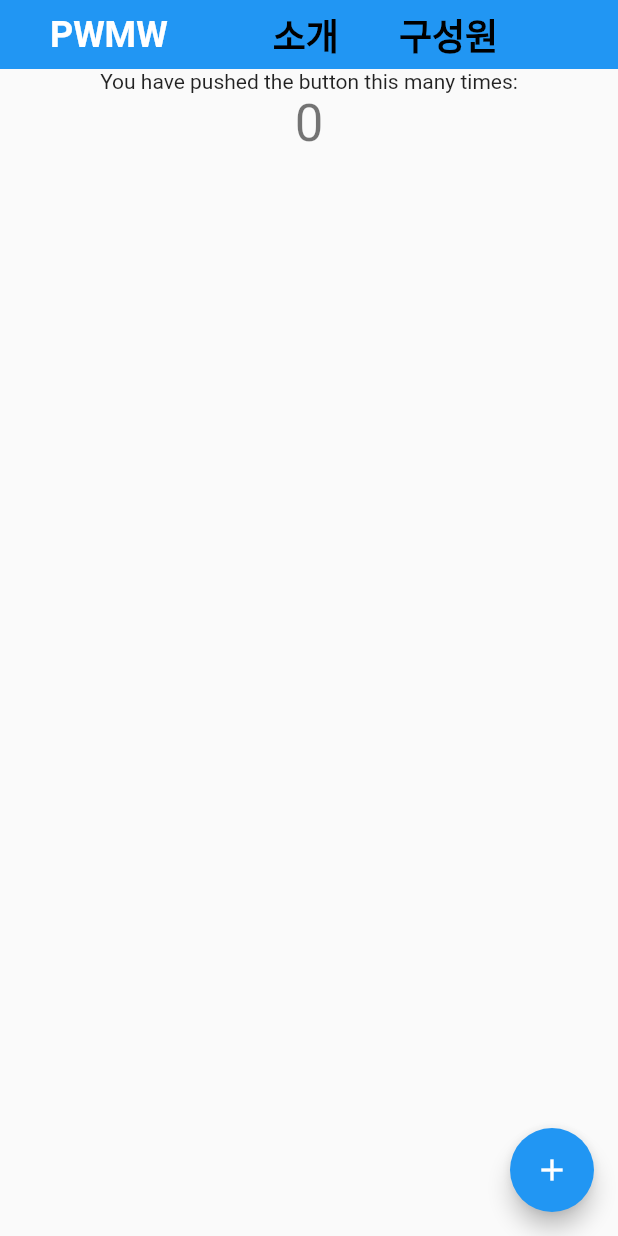
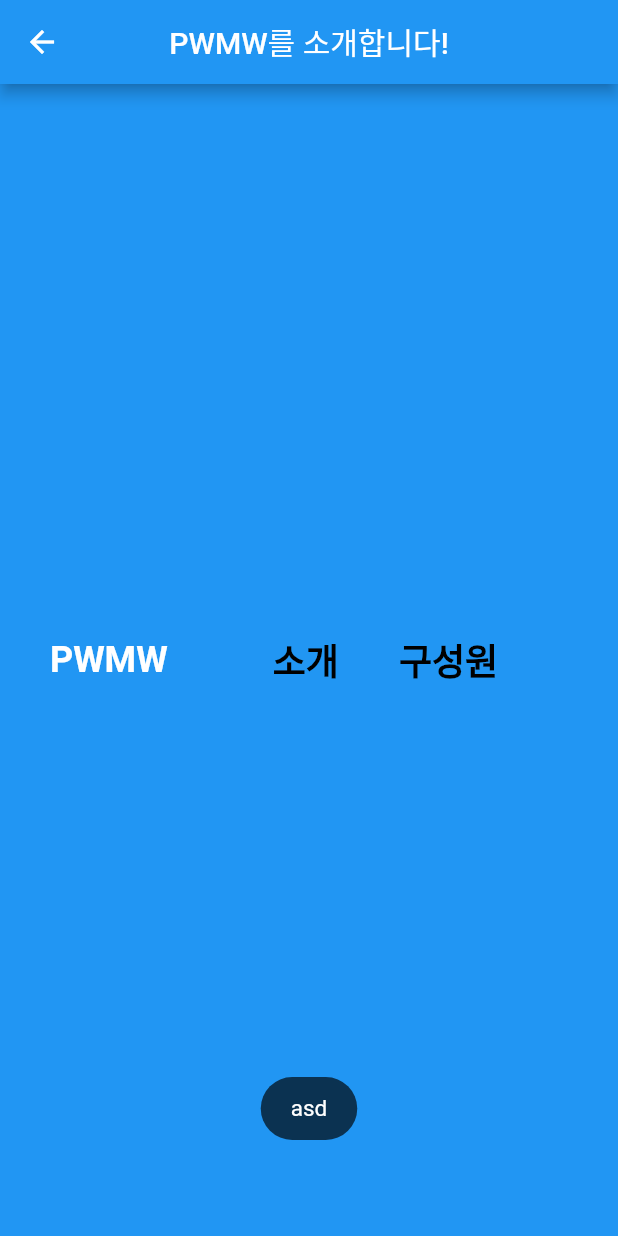
Before and after one commit to PWMW-team/pwmw_web_page, a Flutter app: the screen it shows after launch, after a tap on "소개", on a phone screen of 412 x 824 dp. Run offline on Flutter 3.47's test engine with Material 2 defaults, Android fonts, the light colour scheme and no system bars; our stand-ins replace flutter_svg, jwt_decoder, shared_preferences, toast; Roboto replaces fonts that are missing (Godo).

Commit message:
일단 여기까지

```diff
--- /dev/null
+++ b/lib/base.dart
@@ -0,0 +1,69 @@
+import 'package:flutter/material.dart';
+import 'package:toast/toast.dart';
+class Base extends StatelessWidget {
+  @override
+  Widget build(BuildContext context) {
+    void showToast(String msg, {int duration, int gravity}) {
+      Toast.show(msg, context, duration: duration, gravity: gravity);
+    }
+    return
+//      MaterialApp(
+//      theme: ThemeData(
+//        primarySwatch: Colors.blue,
+//      ),
+//      title: "title",
+//      home:
+      Scaffold(
+        appBar: AppBar(
+          title: Text("베이스뷰"),
+          centerTitle: true,
+          leading: new IconButton(
+            icon: new Icon(Icons.arrow_back, color: Colors.white),
+            onPressed: () {
+              Navigator.of(context).pop();
+
+            },
+          ),
+        ),
+        body: MyStatefulWidget(),
+    );
+  }
+
+
+}
+class MyStatefulWidget extends StatefulWidget {
+  MyStatefulWidget({Key key}) : super(key: key);
+
+  @override
+  _MyStatefulWidgetState createState() => _MyStatefulWidgetState();
+}
+class _MyStatefulWidgetState extends State<MyStatefulWidget> {
+  List<String> list = [];
+  // List<OfferJob> list = List<OfferJob>(); // 이런식으로 하기도 함
+  bool loadingDone = false;
+
+  // 초기 세팅
+  @override
+  void initState() {
+//    fetch().then((onValue){
+//      setState(() {
+//        //list.addAll(onValue);
+//        print(onValue.length);
+//        loadingDone = true;
+//      });
+//
+//    });
+    super.initState();
+  }
+
+  @override
+  Widget build(BuildContext context) {
+    void showToast(String msg, {int duration, int gravity}) {
+      Toast.show(msg, context, duration: duration, gravity: gravity);
+    }
+    Size size = MediaQuery.of(context).size;
+    return loadingDone ? Center(child: Container(child: Text("로딩완료"),),) : Center(
+      child: CircularProgressIndicator(),
+    );
+  }
+}
--- a/lib/main.dart
+++ b/lib/main.dart
@@ -1,4 +1,8 @@
 import 'package:flutter/material.dart';
+import 'package:pwmw/base.dart';
+import 'package:pwmw/views/header/header.dart';
+import 'package:pwmw/views/sign_in/sign_up/sign_up_screen.dart';
+import 'package:toast/toast.dart';
 
 void main() {
   runApp(MyApp());
@@ -54,6 +58,9 @@ class _MyHomePageState extends State<MyHomePage> {
 
   @override
   Widget build(BuildContext context) {
+    void showToast(String msg, {int duration, int gravity}) {
+      Toast.show(msg, context, duration: duration, gravity: gravity);
+    }
     Size size = MediaQuery.of(context).size;
     // This method is rerun every time setState is called, for instance as done
     // by the _incrementCounter method above.
@@ -133,9 +140,11 @@ class _MyHomePageState extends State<MyHomePage> {
                         )
                     ),
                     onTap: (){
-                      setState(() {
-                        _counter = 0;
-                      });
+                      showToast("asd");
+                      Navigator.push(context, MaterialPageRoute<void>(
+                          builder: (BuildContext context) {
+                            return HeaderWidget();
+                          }));
                     },
                   ),
                   Container(width: 20,),
--- /dev/null
+++ b/lib/views/header/header.dart
@@ -0,0 +1,141 @@
+import 'package:flutter/material.dart';
+import 'package:pwmw/base.dart';
+import 'package:toast/toast.dart';
+class HeaderWidget extends StatelessWidget {
+  @override
+  Widget build(BuildContext context) {
+    void showToast(String msg, {int duration, int gravity}) {
+      Toast.show(msg, context, duration: duration, gravity: gravity);
+    }
+    return
+//      MaterialApp(
+//      theme: ThemeData(
+//        primarySwatch: Colors.blue,
+//      ),
+//      title: "title",
+//      home:
+      Scaffold(
+        appBar: AppBar(
+          title: Text("PWMW를 소개합니다!"),
+          centerTitle: true,
+          leading: new IconButton(
+            icon: new Icon(Icons.arrow_back, color: Colors.white),
+            onPressed: () {
+              Navigator.of(context).pop();
+
+            },
+          ),
+        ),
+        body: MyStatefulWidget(),
+    );
+  }
+
+
+}
+class MyStatefulWidget extends StatefulWidget {
+  MyStatefulWidget({Key key}) : super(key: key);
+
+  @override
+  _MyStatefulWidgetState createState() => _MyStatefulWidgetState();
+}
+class _MyStatefulWidgetState extends State<MyStatefulWidget> {
+  List<String> list = [];
+  // List<OfferJob> list = List<OfferJob>(); // 이런식으로 하기도 함
+  bool loadingDone = false;
+
+  // 초기 세팅
+  @override
+  void initState() {
+//    fetch().then((onValue){
+//      setState(() {
+//        //list.addAll(onValue);
+//        print(onValue.length);
+//        loadingDone = true;
+//      });
+//
+//    });
+    super.initState();
+  }
+
+  @override
+  Widget build(BuildContext context) {
+    void showToast(String msg, {int duration, int gravity}) {
+      Toast.show(msg, context, duration: duration, gravity: gravity);
+    }
+    Size size = MediaQuery.of(context).size;
+    return Container(
+      width: size.width,
+      color: Colors.blue,
+      child: Row(
+        mainAxisAlignment: MainAxisAlignment.center,
+        children: [
+          Spacer(flex: 20),
+          InkWell(
+            child: Container(
+                child: Padding(
+                  padding: EdgeInsets.fromLTRB(10,5,10,5),
+                  child: Text(
+                    size.width > 650 ? "People Who Make the better World" : "PWMW",
+                    style: TextStyle(
+                        fontWeight: FontWeight.bold,
+                        fontSize: 24,
+                        color: Colors.white
+                    ),
+                  ),
+                )
+            ),
+            onTap: (){
+              setState(() {
+                print(size.width);
+              });
+            },
+          ),
+          Container(width: 50,),
+          InkWell(
+            child: Container(
+                child: Padding(
+                  padding: EdgeInsets.fromLTRB(10,5,10,5),
+                  child: Text(
+                    "소개",
+                    style: TextStyle(
+                        fontWeight: FontWeight.bold,
+                        fontSize: 24,
+                        color: Colors.black
+                    ),
+                  ),
+                )
+            ),
+            onTap: (){
+              Navigator.push(context, MaterialPageRoute<void>(
+                  builder: (BuildContext context) {
+                    return Base();
+                  }));
+            },
+          ),
+          Container(width: 20,),
+          InkWell(
+            child: Container(
+                child: Padding(
+                  padding: EdgeInsets.fromLTRB(10,5,10,5),
+                  child: Text(
+                    "구성원",
+                    style: TextStyle(
+                        fontWeight: FontWeight.bold,
+                        fontSize: 24,
+                        color: Colors.black
+                    ),
+                  ),
+                )
+            ),
+            onTap: (){
+              setState(() {
+              });
+            },
+          ),
+          Spacer(flex: 60),
+
+        ],
+      ),
+    );
+  }
+}
```
Also changed, not shown: lib/views/sign_in/header/header.dart (deleted, +0 -33 lines).
